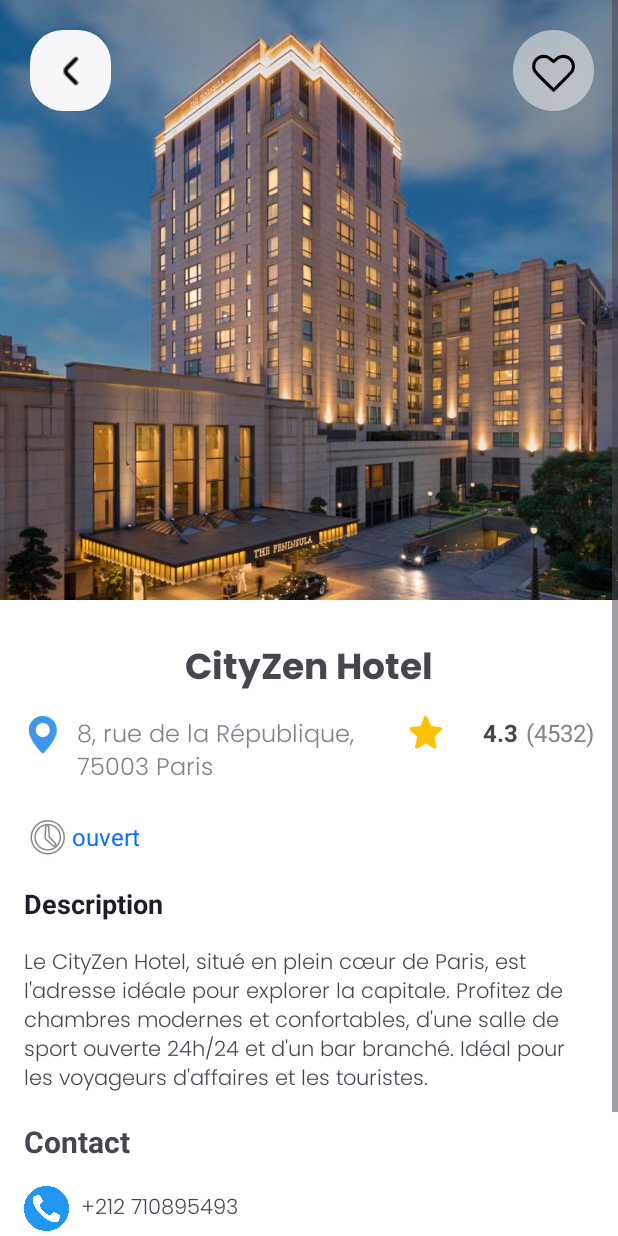
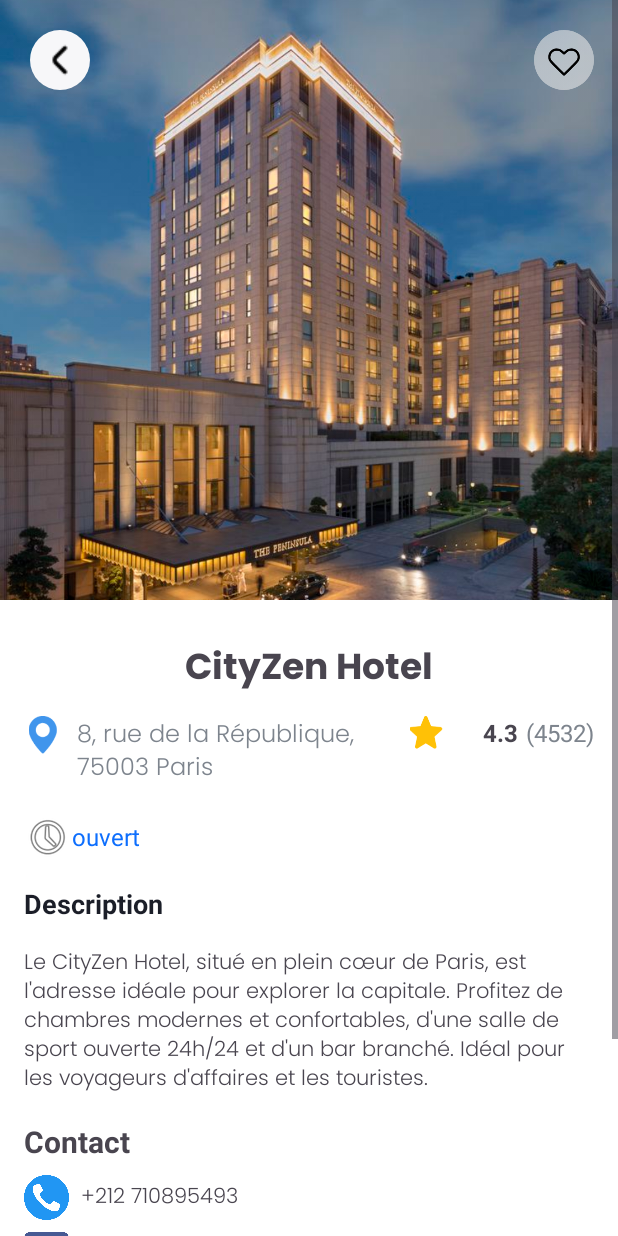
Before and after one commit to charimilouda/TravellApp, an Android app: the layout activity_detail_lieu.xml on its own in the app's theme, with its tools: preview values and no code run, on a phone screen of 412 x 824 dp. Run offline under Robolectric (Android 15) with nearby library versions, the phone set to English and light mode, and no system bars; Roboto replaces fonts that are not available here.

Commit message:
last commit by Ridwane

```diff
--- a/app/src/main/java/com/example/voyageapp/ui/resultats/DetailHotelActivity.java
+++ b/app/src/main/java/com/example/voyageapp/ui/resultats/DetailHotelActivity.java
@@ -169,8 +169,15 @@ public class DetailHotelActivity extends AppCompatActivity {
         }
 
 
+        if(this.description!=null){
+            binding.lieuDescription.setText(this.description);
 
-        binding.lieuDescription.setText(this.description);
+        }
+
+        if(this.openingHours!=null){
+            binding.lieuOpeningHours.setText(this.openingHours);
+        }
+
 
 
 
--- a/app/src/main/res/layout/activity_detail_lieu.xml
+++ b/app/src/main/res/layout/activity_detail_lieu.xml
@@ -48,8 +48,8 @@
 
                     <ImageButton
                         android:id="@+id/backImage"
-                        android:layout_width="54dp"
-                        android:layout_height="54dp"
+                        android:layout_width="40dp"
+                        android:layout_height="40dp"
                         android:layout_marginLeft="20dp"
                         android:layout_marginTop="20dp"
                         android:src="@drawable/retour"
@@ -61,8 +61,8 @@
 
                     <ImageView
                         android:id="@+id/favImage"
-                        android:layout_width="54dp"
-                        android:layout_height="54dp"
+                        android:layout_width="40dp"
+                        android:layout_height="40dp"
                         android:layout_marginEnd="16dp"
                         app:layout_constraintBottom_toBottomOf="@+id/backImage"
                         app:layout_constraintEnd_toEndOf="parent"
@@ -100,6 +100,7 @@
                         android:textStyle="bold" />
 
                 </LinearLayout>
+
 
                 <androidx.constraintlayout.widget.ConstraintLayout
                     android:id="@+id/constraintLayout2"
@@ -252,10 +253,11 @@
                     android:id="@+id/phone"
                     android:layout_width="match_parent"
                     android:layout_height="wrap_content"
-                    android:layout_marginTop="16dp"
                     android:orientation="vertical"
+                    app:layout_constraintBottom_toBottomOf="parent"
                     app:layout_constraintStart_toStartOf="parent"
-                    app:layout_constraintTop_toBottomOf="@+id/textView11">
+                    app:layout_constraintTop_toBottomOf="@+id/textView11"
+                    app:layout_constraintVertical_bias="0.07999998">
 
                     <androidx.constraintlayout.widget.ConstraintLayout
                         android:layout_width="match_parent"
@@ -276,8 +278,8 @@
                             android:layout_height="wrap_content"
                             android:layout_marginStart="8dp"
                             android:layout_weight="1"
+                            android:fontFamily="@font/poppins_light"
                             android:text="+212 710895493"
-                            android:fontFamily="@font/poppins_light"
                             app:layout_constraintBottom_toBottomOf="parent"
                             app:layout_constraintEnd_toEndOf="parent"
                             app:layout_constraintHorizontal_bias="0.0"
@@ -327,11 +329,10 @@
                 </LinearLayout>
 
                 <LinearLayout
-                    android:id="@id/twitter"
+                    android:id="@+id/twitter"
                     android:layout_width="match_parent"
                     android:layout_height="wrap_content"
                     android:layout_marginTop="8dp"
-                    android:layout_marginBottom="16dp"
                     android:orientation="horizontal"
                     app:layout_constraintEnd_toEndOf="parent"
                     app:layout_constraintStart_toStartOf="parent"
@@ -356,8 +357,8 @@
                             android:layout_width="wrap_content"
                             android:layout_height="wrap_content"
                             android:layout_marginStart="8dp"
+                            android:layout_weight="1"
                             android:fontFamily="@font/poppins_light"
-                            android:layout_weight="1"
                             android:text="facebook"
                             app:layout_constraintBottom_toBottomOf="parent"
                             app:layout_constraintEnd_toEndOf="parent"
@@ -367,24 +368,21 @@
                     </androidx.constraintlayout.widget.ConstraintLayout>
                 </LinearLayout>
 
+            </androidx.constraintlayout.widget.ConstraintLayout>
+
             <Button
                 android:id="@+id/siteWeb"
                 android:layout_width="match_parent"
                 android:layout_height="wrap_content"
                 android:layout_marginHorizontal="20dp"
-                    android:layout_marginTop="5dp"
+                android:layout_marginBottom="16dp"
                 android:backgroundTint="@color/bg_btn"
+                android:fontFamily="@font/poppins_bold"
                 android:paddingVertical="5dp"
                 android:text="en savoir plus"
-                    android:fontFamily="@font/poppins_bold"
                 android:textColor="@color/white"
                 android:textSize="16sp"
-                    android:textStyle="bold"
-                    app:layout_constraintBottom_toBottomOf="parent"
-                    app:layout_constraintTop_toBottomOf="@+id/twitter"
-                    tools:layout_editor_absoluteX="20dp" />
-
-            </androidx.constraintlayout.widget.ConstraintLayout>
+                android:textStyle="bold" />
 
         </LinearLayout>
     </ScrollView>
```
Lines whose indentation alone changed are shown as unchanged.
